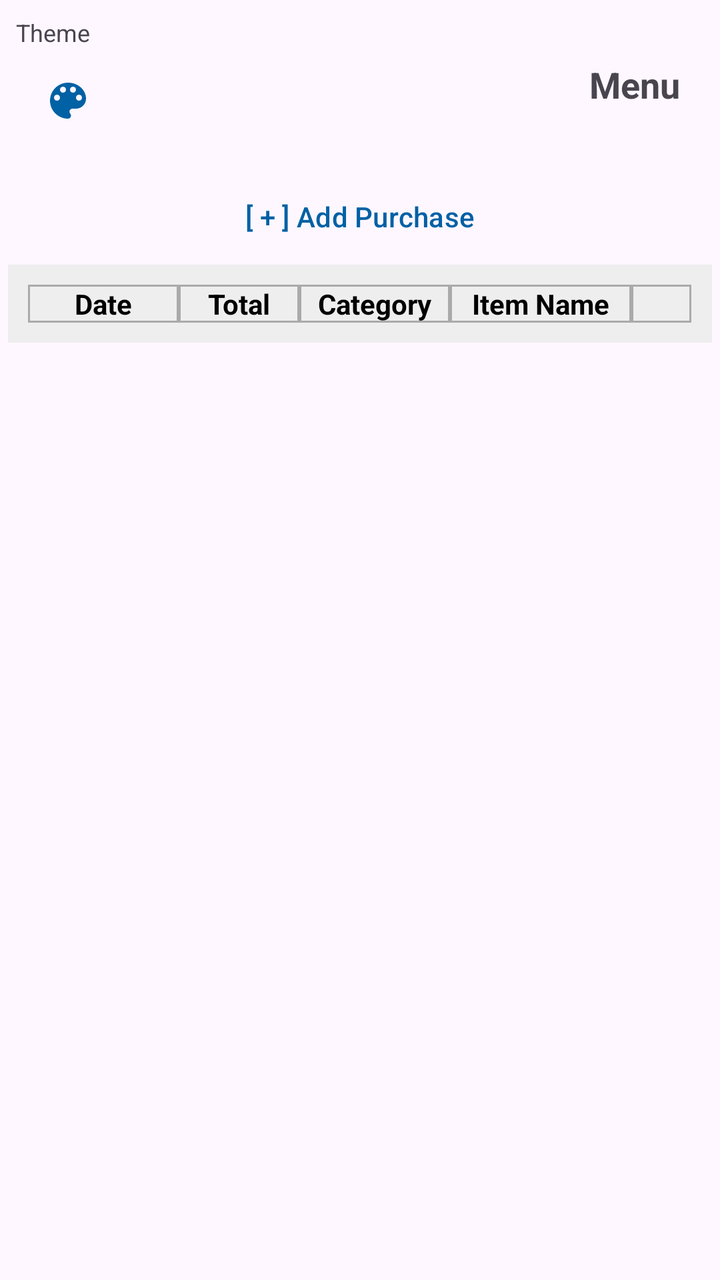
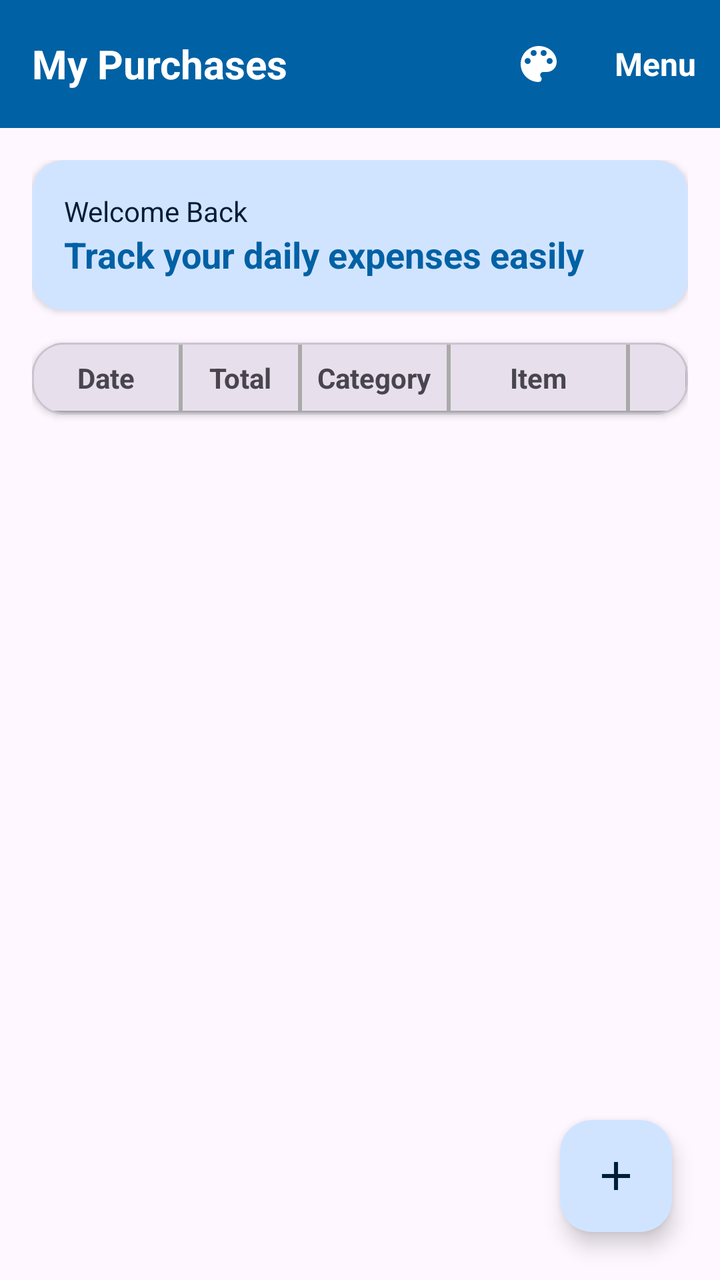

Compare the two renders of this Android layout. The source of the first and the diff that turns it into the second are given below.
<!-- AndroidManifest.xml: application theme Theme.IWB303 -->
<!-- res/layout/activity_main.xml -->
<?xml version="1.0" encoding="utf-8"?>
<androidx.constraintlayout.widget.ConstraintLayout xmlns:android="http://schemas.android.com/apk/res/android"
    xmlns:app="http://schemas.android.com/apk/res-auto"
    xmlns:tools="http://schemas.android.com/tools"
    android:id="@+id/main_layout"
    android:layout_width="match_parent"
    android:layout_height="match_parent">

    <androidx.constraintlayout.widget.ConstraintLayout
        android:layout_width="match_parent"
        android:layout_height="match_parent"
        tools:context=".MainActivity">

        
        <RelativeLayout
            android:id="@+id/layoutTopBar"
            android:layout_width="match_parent"
            android:layout_height="wrap_content"
            android:padding="8dp"
            app:layout_constraintTop_toTopOf="parent">

            <LinearLayout
                android:layout_width="wrap_content"
                android:layout_height="wrap_content"
                android:orientation="vertical"
                android:layout_alignParentStart="true"
                android:layout_centerVertical="true">

                <TextView
                    android:layout_width="wrap_content"
                    android:layout_height="wrap_content"
                    android:text="Theme"
                    android:textSize="12sp" />
                <com.google.android.material.button.MaterialButton
                    android:id="@+id/btnThemePicker"
                    style="@style/Widget.Material3.Button.IconButton"
                    android:layout_width="wrap_content"
                    android:layout_height="wrap_content"
                    app:icon="@drawable/ic_theme"
                    app:iconSize="24dp" />
            </LinearLayout>

            <TextView
                android:id="@+id/btnMenu"
                android:layout_width="wrap_content"
                android:layout_height="wrap_content"
                android:layout_alignParentEnd="true"
                android:layout_centerVertical="true"
                android:text="Menu"
                android:textSize="18sp"
                android:textStyle="bold"
                android:padding="12dp"
                android:clickable="true"
                android:focusable="true"
                android:background="?attr/selectableItemBackground" />

        </RelativeLayout>

        
        <Button
            android:id="@+id/btnAddPurchaseLabel"
            style="@style/Widget.Material3.Button.TextButton"
            android:layout_width="wrap_content"
            android:layout_height="wrap_content"
            android:text="[ + ] Add Purchase"
            android:textAllCaps="false"
            app:layout_constraintEnd_toEndOf="parent"
            app:layout_constraintStart_toStartOf="parent"
            app:layout_constraintTop_toBottomOf="@id/layoutTopBar" />

        
        <LinearLayout
            android:id="@+id/layoutHeaders"
            android:layout_width="match_parent"
            android:layout_height="wrap_content"
            android:background="#EEEEEE"
            android:orientation="horizontal"
            android:padding="10dp"
            android:layout_marginHorizontal="4dp"
            app:layout_constraintTop_toBottomOf="@id/btnAddPurchaseLabel">

            <TextView
                android:layout_width="0dp"
                android:layout_height="wrap_content"
                android:layout_weight="1"
                android:gravity="center"
                android:text="Date"
                android:textColor="#000000"
                android:textStyle="bold"
                android:background="@drawable/table_border"/>

            <TextView
                android:layout_width="0dp"
                android:layout_height="wrap_content"
                android:layout_weight="0.8"
                android:gravity="center"
                android:text="Total"
                android:textColor="#000000"
                android:textStyle="bold"
                android:background="@drawable/table_border"/>

            <TextView
                android:layout_width="0dp"
                android:layout_height="wrap_content"
                android:layout_weight="1"
                android:gravity="center"
                android:text="Category"
                android:textColor="#000000"
                android:textStyle="bold"
                android:background="@drawable/table_border"/>

            <TextView
                android:layout_width="0dp"
                android:layout_height="wrap_content"
                android:layout_weight="1.2"
                android:gravity="center"
                android:text="Item Name"
                android:textColor="#000000"
                android:textStyle="bold"
                android:background="@drawable/table_border"/>

            <TextView
                android:layout_width="0dp"
                android:layout_height="wrap_content"
                android:layout_weight="0.4"
                android:gravity="center"
                android:text=""
                android:background="@drawable/table_border"/>
        </LinearLayout>

        
        <androidx.recyclerview.widget.RecyclerView
            android:id="@+id/recyclerViewPurchases"
            android:layout_width="match_parent"
            android:layout_height="0dp"
            android:layout_marginHorizontal="4dp"
            app:layout_constraintBottom_toBottomOf="parent"
            app:layout_constraintTop_toBottomOf="@id/layoutHeaders" />

        
        <LinearLayout
            android:id="@+id/layoutEmptyState"
            android:layout_width="wrap_content"
            android:layout_height="wrap_content"
            android:orientation="vertical"
            android:gravity="center"
            android:visibility="gone"
            app:layout_constraintBottom_toBottomOf="parent"
            app:layout_constraintEnd_toEndOf="parent"
            app:layout_constraintStart_toStartOf="parent"
            app:layout_constraintTop_toBottomOf="@id/layoutHeaders">

            <ImageView
                android:layout_width="120dp"
                android:layout_height="120dp"
                android:src="@drawable/ic_empty_list"
                app:tint="?attr/colorPrimary"
                android:alpha="0.5" />

            <TextView
                android:layout_width="wrap_content"
                android:layout_height="wrap_content"
                android:layout_marginTop="16dp"
                android:text="No purchases yet"
                android:textSize="18sp"
                android:textStyle="bold"
                android:textColor="?attr/colorOutline" />

            <TextView
                android:layout_width="wrap_content"
                android:layout_height="wrap_content"
                android:text="Tap [+] to add your first item"
                android:textSize="14sp"
                android:textColor="?attr/colorOutline" />
        </LinearLayout>

    </androidx.constraintlayout.widget.ConstraintLayout>
</androidx.constraintlayout.widget.ConstraintLayout>
<!-- resources referenced by this layout -->
<resources>
  <!-- drawable ic_empty_list (drawable) -->
  <vector xmlns:android="http://schemas.android.com/apk/res/android"
      android:width="120dp"
      android:height="120dp"
      android:viewportWidth="24"
      android:viewportHeight="24">
      <path
          android:fillColor="?attr/colorOutlineVariant"
          android:pathData="M19,5v14H5V5H19M19,3H5C3.9,3 3,3.9 3,5v14c0,1.1 0.9,2 2,2h14c1.1,0 2,-0.9 2,-2V5C21,3.9 20.1,3 19,3L19,3z" />
      <path
          android:fillColor="?attr/colorOutlineVariant"
          android:pathData="M14,17H7v-2h7V17zM17,13H7v-2h10V13zM17,9H7V7h10V9z" />
      <path
          android:fillColor="?attr/colorPrimary"
          android:alpha="0.3"
          android:pathData="M12,12m-8,0a8,8 0,1 1,16 0a8,8 0,1 1,-16 0" />
  </vector>
  <!-- drawable ic_theme (drawable) -->
  <vector xmlns:android="http://schemas.android.com/apk/res/android"
      android:width="24dp"
      android:height="24dp"
      android:viewportWidth="24"
      android:viewportHeight="24"
      android:tint="?attr/colorControlNormal">
    <path
        android:fillColor="@android:color/white"
        android:pathData="M12,3c-4.97,0 -9,4.03 -9,9s4.03,9 9,9c0.83,0 1.5,-0.67 1.5,-1.5 0,-0.39 -0.15,-0.75 -0.39,-1.01 -0.23,-0.26 -0.38,-0.61 -0.38,-0.99 0,-0.83 0.67,-1.5 1.5,-1.5H16c2.76,0 5,-2.24 5,-5 0,-4.42 -4.03,-8 -9,-8zM6.5,12c-0.83,0 -1.5,-0.67 -1.5,-1.5S5.67,9 6.5,9 8,9.67 8,10.5 7.33,12 6.5,12zM9.5,8C8.67,8 8,7.33 8,6.5S8.67,5 9.5,5s1.5,0.67 1.5,1.5S10.33,8 9.5,8zM14.5,8c-0.83,0 -1.5,-0.67 -1.5,-1.5S13.67,5 14.5,5s1.5,0.67 1.5,1.5S15.33,8 14.5,8zM17.5,12c-0.83,0 -1.5,-0.67 -1.5,-1.5s0.67,-1.5 1.5,-1.5 1.5,0.67 1.5,1.5 -0.67,1.5 -1.5,1.5z"/>
  </vector>
  <!-- drawable table_border (drawable) -->
  <?xml version="1.0" encoding="utf-8"?>
  <layer-list xmlns:android="http://schemas.android.com/apk/res/android">
      
      <item>
          <shape>
              <stroke android:width="1dp" android:color="#AAAAAA" />
              <solid android:color="@android:color/transparent" />
          </shape>
      </item>
  </layer-list>
  <style name="Theme.IWB303" parent="Base.Theme.IWB303" />
  <style name="Base.Theme.IWB303" parent="Theme.Material3.DayNight.NoActionBar">
          
          <item name="colorPrimary">@color/primary_light</item>
          <item name="colorSecondary">@color/secondary_light</item>
          <item name="colorPrimaryContainer">@color/primary_container_light</item>
          <item name="colorOnPrimaryContainer">@color/on_primary_container_light</item>
  
          
          <item name="android:datePickerDialogTheme">@style/CustomDatePickerDialogTheme</item>
  
          
          <item name="android:statusBarColor">?attr/colorPrimary</item>
      </style>
  <color name="primary_light">#0061A4</color>
  <color name="secondary_light">#535F70</color>
  <color name="primary_container_light">#D1E4FF</color>
  <color name="on_primary_container_light">#001D36</color>
  <style name="CustomDatePickerDialogTheme" parent="Theme.Material3.DayNight.Dialog">
          
          <item name="colorPrimary">?attr/colorPrimary</item>
          <item name="colorAccent">?attr/colorPrimary</item>
          <item name="android:headerBackground">?attr/colorPrimary</item>
          <item name="android:numbersTextColor">?attr/colorPrimary</item>
          <item name="android:buttonBarPositiveButtonStyle">@style/DatePickerButtonStyle</item>
          <item name="android:buttonBarNegativeButtonStyle">@style/DatePickerButtonStyle</item>
      </style>
  <style name="DatePickerButtonStyle" parent="Widget.Material3.Button.TextButton">
          <item name="android:textColor">?attr/colorPrimary</item>
      </style>
</resources>

<!-- the commit's change to res/layout/activity_main.xml (unified diff, before → after) -->
@@ -4,175 +4,246 @@
     xmlns:tools="http://schemas.android.com/tools"
     android:id="@+id/main_layout"
     android:layout_width="match_parent"
-    android:layout_height="match_parent">
-
-    <androidx.constraintlayout.widget.ConstraintLayout
+    android:layout_height="match_parent"
+    android:background="?attr/colorSurface">
+
+    <com.google.android.material.appbar.AppBarLayout
+        android:id="@+id/appBarLayout"
         android:layout_width="match_parent"
-        android:layout_height="match_parent"
-        tools:context=".MainActivity">
-
-        
-        <RelativeLayout
-            android:id="@+id/layoutTopBar"
+        android:layout_height="wrap_content"
+        app:layout_constraintTop_toTopOf="parent">
+
+        <com.google.android.material.appbar.MaterialToolbar
+            android:id="@+id/toolbar"
+            android:layout_width="match_parent"
+            android:layout_height="?attr/actionBarSize"
+            android:background="?attr/colorPrimary">
+
+            <RelativeLayout
+                android:layout_width="match_parent"
+                android:layout_height="match_parent">
+
+                <TextView
+                    android:layout_width="wrap_content"
+                    android:layout_height="wrap_content"
+                    android:layout_centerVertical="true"
+                    android:text="My Purchases"
+                    android:textColor="?attr/colorOnPrimary"
+                    android:textSize="20sp"
+                    android:textStyle="bold" />
+
+                <LinearLayout
+                    android:layout_width="wrap_content"
+                    android:layout_height="wrap_content"
+                    android:layout_alignParentEnd="true"
+                    android:layout_centerVertical="true"
+                    android:gravity="center_vertical"
+                    android:orientation="horizontal">
+
+                    <com.google.android.material.button.MaterialButton
+                        android:id="@+id/btnThemePicker"
+                        style="@style/Widget.Material3.Button.IconButton"
+                        android:layout_width="wrap_content"
+                        android:layout_height="wrap_content"
+                        app:icon="@drawable/ic_theme"
+                        app:iconSize="24dp"
+                        app:iconTint="?attr/colorOnPrimary" />
+
+                    <TextView
+                        android:id="@+id/btnMenu"
+                        android:layout_width="wrap_content"
+                        android:layout_height="wrap_content"
+                        android:background="?attr/selectableItemBackground"
+                        android:clickable="true"
+                        android:focusable="true"
+                        android:padding="12dp"
+                        android:text="Menu"
+                        android:textColor="?attr/colorOnPrimary"
+                        android:textSize="16sp"
+                        android:textStyle="bold" />
+                </LinearLayout>
+            </RelativeLayout>
+        </com.google.android.material.appbar.MaterialToolbar>
+    </com.google.android.material.appbar.AppBarLayout>
+
+    <androidx.core.widget.NestedScrollView
+        android:layout_width="match_parent"
+        android:layout_height="0dp"
+        android:fillViewport="true"
+        app:layout_constraintBottom_toBottomOf="parent"
+        app:layout_constraintTop_toBottomOf="@id/appBarLayout">
+
+        <LinearLayout
             android:layout_width="match_parent"
             android:layout_height="wrap_content"
-            android:padding="8dp"
-            app:layout_constraintTop_toTopOf="parent">
-
-            <LinearLayout
-                android:layout_width="wrap_content"
+            android:orientation="vertical"
+            android:padding="16dp">
+
+            
+            <com.google.android.material.card.MaterialCardView
+                android:id="@+id/cardWelcome"
+                android:layout_width="match_parent"
                 android:layout_height="wrap_content"
-                android:orientation="vertical"
-                android:layout_alignParentStart="true"
-                android:layout_centerVertical="true">
-
-                <TextView
-                    android:layout_width="wrap_content"
-                    android:layout_height="wrap_content"
-                    android:text="Theme"
-                    android:textSize="12sp" />
-                <com.google.android.material.button.MaterialButton
-                    android:id="@+id/btnThemePicker"
-                    style="@style/Widget.Material3.Button.IconButton"
-                    android:layout_width="wrap_content"
-                    android:layout_height="wrap_content"
-                    app:icon="@drawable/ic_theme"
-                    app:iconSize="24dp" />
-            </LinearLayout>
-
-            <TextView
-                android:id="@+id/btnMenu"
-                android:layout_width="wrap_content"
+                android:layout_marginBottom="16dp"
+                app:cardCornerRadius="16dp"
+                app:cardElevation="2dp"
+                app:strokeWidth="0dp"
+                app:cardBackgroundColor="?attr/colorPrimaryContainer">
+
+                <LinearLayout
+                    android:layout_width="match_parent"
+                    android:layout_height="wrap_content"
+                    android:orientation="vertical"
+                    android:padding="16dp">
+
+                    <TextView
+                        android:layout_width="wrap_content"
+                        android:layout_height="wrap_content"
+                        android:text="Welcome Back"
+                        android:textSize="14sp"
+                        android:textColor="?attr/colorOnPrimaryContainer" />
+
+                    <TextView
+                        android:layout_width="wrap_content"
+                        android:layout_height="wrap_content"
+                        android:text="Track your daily expenses easily"
+                        android:textSize="18sp"
+                        android:textStyle="bold"
+                        android:textColor="?attr/colorPrimary" />
+                </LinearLayout>
+            </com.google.android.material.card.MaterialCardView>
+
+            
+            <com.google.android.material.card.MaterialCardView
+                android:layout_width="match_parent"
                 android:layout_height="wrap_content"
-                android:layout_alignParentEnd="true"
-                android:layout_centerVertical="true"
-                android:text="Menu"
-                android:textSize="18sp"
-                android:textStyle="bold"
-                android:padding="12dp"
-                android:clickable="true"
-                android:focusable="true"
-                android:background="?attr/selectableItemBackground" />
-
-        </RelativeLayout>
-
-        
-        <Button
-            android:id="@+id/btnAddPurchaseLabel"
-            style="@style/Widget.Material3.Button.TextButton"
-            android:layout_width="wrap_content"
-            android:layout_height="wrap_content"
-            android:text="[ + ] Add Purchase"
-            android:textAllCaps="false"
-            app:layout_constraintEnd_toEndOf="parent"
-            app:layout_constraintStart_toStartOf="parent"
-            app:layout_constraintTop_toBottomOf="@id/layoutTopBar" />
-
-        
-        <LinearLayout
-            android:id="@+id/layoutHeaders"
-            android:layout_width="match_parent"
-            android:layout_height="wrap_content"
-            android:background="#EEEEEE"
-            android:orientation="horizontal"
-            android:padding="10dp"
-            android:layout_marginHorizontal="4dp"
-            app:layout_constraintTop_toBottomOf="@id/btnAddPurchaseLabel">
-
-            <TextView
-                android:layout_width="0dp"
-                android:layout_height="wrap_content"
-                android:layout_weight="1"
-                android:gravity="center"
-                android:text="Date"
-                android:textColor="#000000"
-                android:textStyle="bold"
-                android:background="@drawable/table_border"/>
-
-            <TextView
-                android:layout_width="0dp"
-                android:layout_height="wrap_content"
-                android:layout_weight="0.8"
-                android:gravity="center"
-                android:text="Total"
-                android:textColor="#000000"
-                android:textStyle="bold"
-                android:background="@drawable/table_border"/>
-
-            <TextView
-                android:layout_width="0dp"
-                android:layout_height="wrap_content"
-                android:layout_weight="1"
-                android:gravity="center"
-                android:text="Category"
-                android:textColor="#000000"
-                android:textStyle="bold"
-                android:background="@drawable/table_border"/>
-
-            <TextView
-                android:layout_width="0dp"
-                android:layout_height="wrap_content"
-                android:layout_weight="1.2"
-                android:gravity="center"
-                android:text="Item Name"
-                android:textColor="#000000"
-                android:textStyle="bold"
-                android:background="@drawable/table_border"/>
-
-            <TextView
-                android:layout_width="0dp"
-                android:layout_height="wrap_content"
-                android:layout_weight="0.4"
-                android:gravity="center"
-                android:text=""
-                android:background="@drawable/table_border"/>
+                app:cardCornerRadius="16dp"
+                app:cardElevation="2dp"
+                app:strokeWidth="1dp"
+                app:strokeColor="?attr/colorOutlineVariant">
+
+                <LinearLayout
+                    android:layout_width="match_parent"
+                    android:layout_height="wrap_content"
+                    android:orientation="vertical">
+
+                    
+                    <LinearLayout
+                        android:id="@+id/layoutHeaders"
+                        android:layout_width="match_parent"
+                        android:layout_height="wrap_content"
+                        android:background="?attr/colorSurfaceVariant"
+                        android:orientation="horizontal">
+
+                        <TextView
+                            android:layout_width="0dp"
+                            android:layout_height="wrap_content"
+                            android:layout_weight="1"
+                            android:gravity="center"
+                            android:padding="8dp"
+                            android:text="Date"
+                            android:textColor="?attr/colorOnSurfaceVariant"
+                            android:textStyle="bold"
+                            android:background="@drawable/table_border" />
+
+                        <TextView
+                            android:layout_width="0dp"
+                            android:layout_height="wrap_content"
+                            android:layout_weight="0.8"
+                            android:gravity="center"
+                            android:padding="8dp"
+                            android:text="Total"
+                            android:textColor="?attr/colorOnSurfaceVariant"
+                            android:textStyle="bold"
+                            android:background="@drawable/table_border" />
+
+                        <TextView
+                            android:layout_width="0dp"
+                            android:layout_height="wrap_content"
+                            android:layout_weight="1"
+                            android:gravity="center"
+                            android:padding="8dp"
+                            android:text="Category"
+                            android:textColor="?attr/colorOnSurfaceVariant"
+                            android:textStyle="bold"
+                            android:background="@drawable/table_border" />
+
+                        <TextView
+                            android:layout_width="0dp"
+                            android:layout_height="wrap_content"
+                            android:layout_weight="1.2"
+                            android:gravity="center"
+                            android:padding="8dp"
+                            android:text="Item"
+                            android:textColor="?attr/colorOnSurfaceVariant"
+                            android:textStyle="bold"
+                            android:background="@drawable/table_border" />
+
+                        <TextView
+                            android:layout_width="0dp"
+                            android:layout_height="match_parent"
+                            android:layout_weight="0.4"
+                            android:background="@drawable/table_border" />
+                    </LinearLayout>
+
+                    <View
+                        android:layout_width="match_parent"
+                        android:layout_height="1dp"
+                        android:background="?attr/colorOutlineVariant" />
+
+                    
+                    <androidx.recyclerview.widget.RecyclerView
+                        android:id="@+id/recyclerViewPurchases"
+                        android:layout_width="match_parent"
+                        android:layout_height="wrap_content"
+                        android:nestedScrollingEnabled="false" />
+
+                    
+                    <LinearLayout
+                        android:id="@+id/layoutEmptyState"
+                        android:layout_width="match_parent"
+                        android:layout_height="300dp"
+                        android:gravity="center"
+                        android:orientation="vertical"
+                        android:visibility="gone">
+
+                        <ImageView
+                            android:layout_width="80dp"
+                            android:layout_height="80dp"
+                            android:alpha="0.5"
+                            android:src="@drawable/ic_empty_list"
+                            app:tint="?attr/colorPrimary" />
+
+                        <TextView
+                            android:layout_width="wrap_content"
+                            android:layout_height="wrap_content"
+                            android:layout_marginTop="16dp"
+                            android:text="No purchases yet"
+                            android:textColor="?attr/colorOutline"
+                            android:textSize="16sp"
+                            android:textStyle="bold" />
+                    </LinearLayout>
+                </LinearLayout>
+            </com.google.android.material.card.MaterialCardView>
+
+            
+            <View
+                android:layout_width="match_parent"
+                android:layout_height="80dp" />
+
         </LinearLayout>
-
-        
-        <androidx.recyclerview.widget.RecyclerView
-            android:id="@+id/recyclerViewPurchases"
-            android:layout_width="match_parent"
-            android:layout_height="0dp"
-            android:layout_marginHorizontal="4dp"
-            app:layout_constraintBottom_toBottomOf="parent"
-            app:layout_constraintTop_toBottomOf="@id/layoutHeaders" />
-
-        
-        <LinearLayout
-            android:id="@+id/layoutEmptyState"
-            android:layout_width="wrap_content"
-            android:layout_height="wrap_content"
-            android:orientation="vertical"
-            android:gravity="center"
-            android:visibility="gone"
-            app:layout_constraintBottom_toBottomOf="parent"
-            app:layout_constraintEnd_toEndOf="parent"
-            app:layout_constraintStart_toStartOf="parent"
-            app:layout_constraintTop_toBottomOf="@id/layoutHeaders">
-
-            <ImageView
-                android:layout_width="120dp"
-                android:layout_height="120dp"
-                android:src="@drawable/ic_empty_list"
-                app:tint="?attr/colorPrimary"
-                android:alpha="0.5" />
-
-            <TextView
-                android:layout_width="wrap_content"
-                android:layout_height="wrap_content"
-                android:layout_marginTop="16dp"
-                android:text="No purchases yet"
-                android:textSize="18sp"
-                android:textStyle="bold"
-                android:textColor="?attr/colorOutline" />
-
-            <TextView
-                android:layout_width="wrap_content"
-                android:layout_height="wrap_content"
-                android:text="Tap [+] to add your first item"
-                android:textSize="14sp"
-                android:textColor="?attr/colorOutline" />
-        </LinearLayout>
-
-    </androidx.constraintlayout.widget.ConstraintLayout>
+    </androidx.core.widget.NestedScrollView>
+
+    <com.google.android.material.floatingactionbutton.FloatingActionButton
+        android:id="@+id/btnAddPurchaseFab"
+        android:layout_width="wrap_content"
+        android:layout_height="wrap_content"
+        android:layout_margin="24dp"
+        android:contentDescription="Add Purchase"
+        app:layout_constraintBottom_toBottomOf="parent"
+        app:layout_constraintEnd_toEndOf="parent"
+        app:srcCompat="@drawable/ic_add"
+        app:tint="?attr/colorOnPrimaryContainer"
+        app:backgroundTint="?attr/colorPrimaryContainer" />
+
 </androidx.constraintlayout.widget.ConstraintLayout>
<!-- resource entries referenced after the edit -->
@@ -1,5 +1,16 @@
 <!-- resources referenced by this layout -->
 <resources>
+  <!-- drawable ic_add (drawable) -->
+  <vector xmlns:android="http://schemas.android.com/apk/res/android"
+      android:width="24dp"
+      android:height="24dp"
+      android:viewportWidth="24"
+      android:viewportHeight="24"
+      android:tint="?attr/colorControlNormal">
+    <path
+        android:fillColor="@android:color/white"
+        android:pathData="M19,13h-6v6h-2v-6H5v-2h6V5h2v6h6v2z"/>
+  </vector>
   <!-- drawable ic_empty_list (drawable) -->
   <vector xmlns:android="http://schemas.android.com/apk/res/android"
       android:width="120dp"
